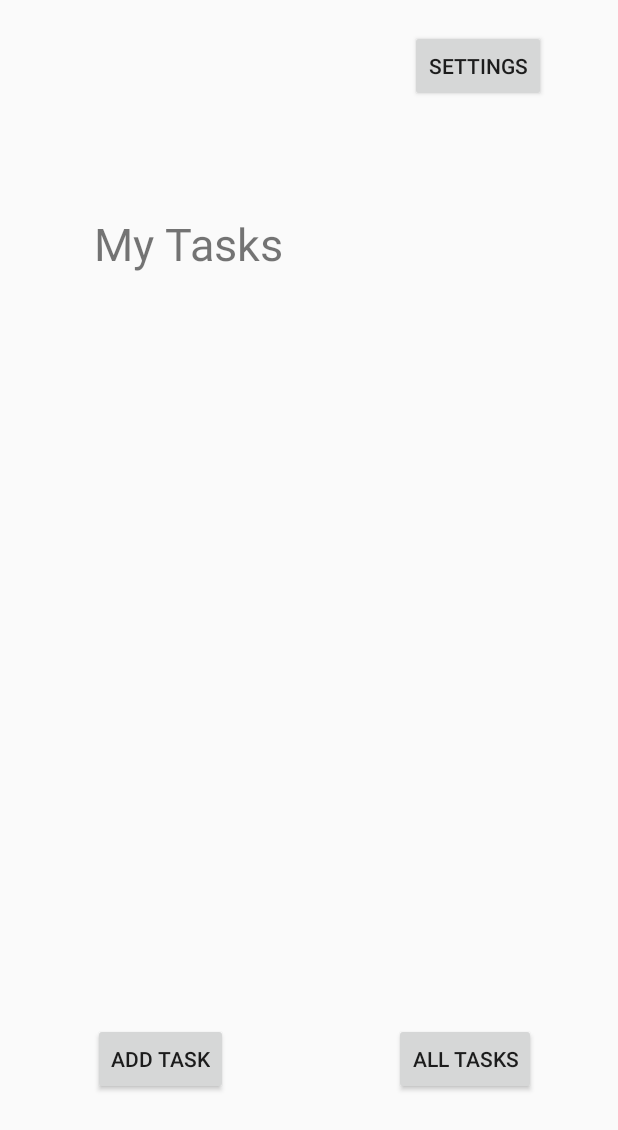
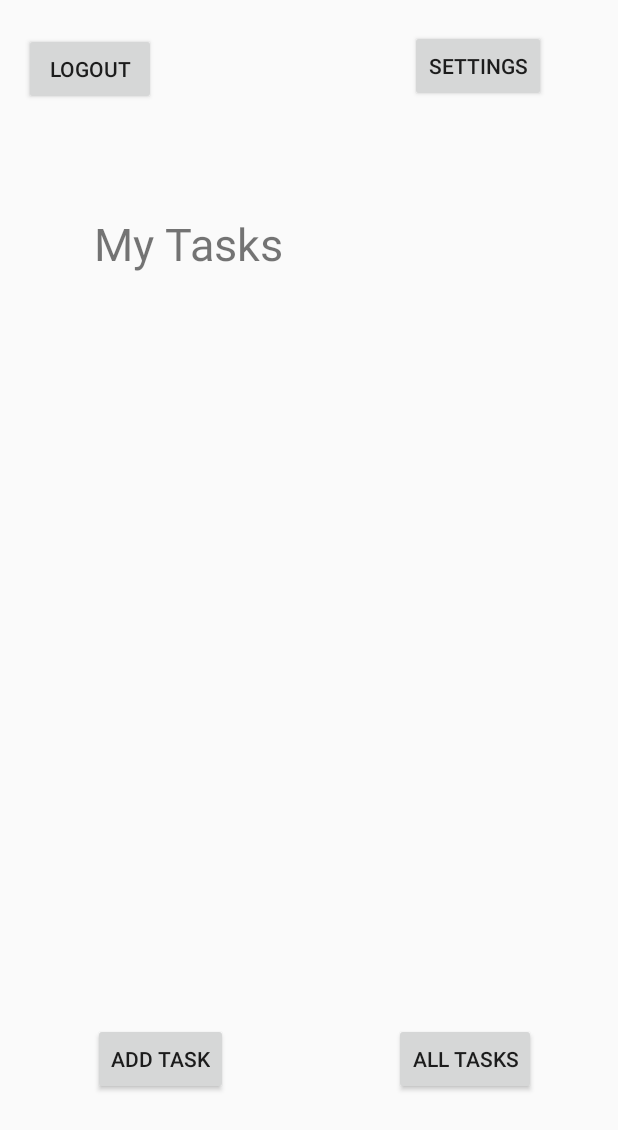
Before and after one commit to RanVaknin/taskmaster, an Android app: the layout activity_main.xml on its own in the app's theme, with its tools: preview values and no code run, on a phone screen of 412 x 824 dp. Shown: the top 1130 px of the screen. Run offline under Robolectric (Android 15) with nearby library versions, the phone set to English and light mode, and no system bars.

```diff
--- a/app/src/main/res/layout/activity_main.xml
+++ b/app/src/main/res/layout/activity_main.xml
@@ -64,4 +64,16 @@
         app:layout_constraintTop_toBottomOf="@+id/myTasks"
         tools:layout_editor_absoluteX="1dp" />
 
+    <Button
+        android:id="@+id/logoutButton"
+        android:layout_width="wrap_content"
+        android:layout_height="wrap_content"
+        android:layout_marginStart="32dp"
+        android:layout_marginTop="22dp"
+        android:layout_marginEnd="186dp"
+        android:text="Logout"
+        app:layout_constraintEnd_toStartOf="@+id/settingsButton"
+        app:layout_constraintStart_toStartOf="parent"
+        app:layout_constraintTop_toTopOf="parent" />
+
 </androidx.constraintlayout.widget.ConstraintLayout>
--- a/app/src/main/res/values/strings.xml
+++ b/app/src/main/res/values/strings.xml
@@ -11,4 +11,5 @@
     <string name="cook">Cook</string>
     <string name="laundry">Laundry</string>
     <string name="settings">Settings</string>
+    <string name="textview">TextView</string>
 </resources>
```
Also changed, not shown: app/build.gradle (+9 -1 lines), app/src/main/AndroidManifest.xml (+10 -7 lines), app/src/main/java/com/rafaelsdiamonds/taskmaster/MainActivity.java (+69 -0 lines), app/src/main/java/com/rafaelsdiamonds/taskmaster/TaskFragment.java (+4 -11 lines), app/src/main/res/layout/activity_authentication.xml (added, +9 -0 lines), 5 other files.
